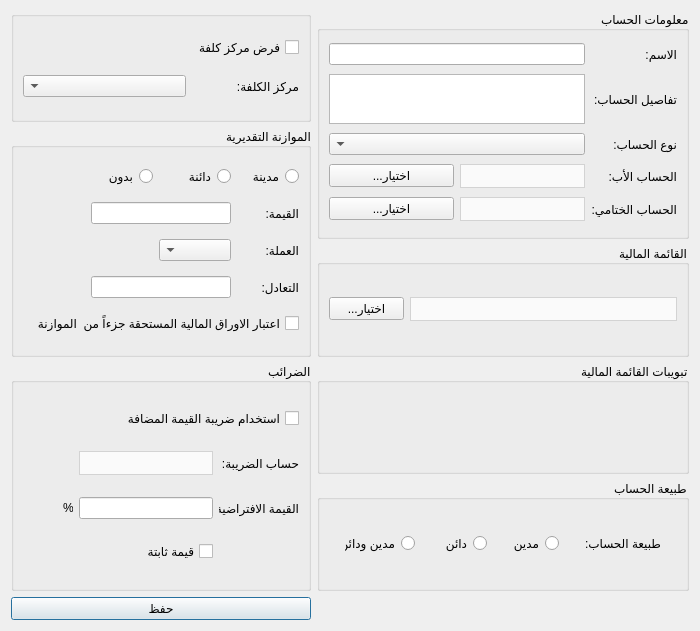
Old version of the form Ui_AddAccount.ui in the repository rabee361/E-commerce2.
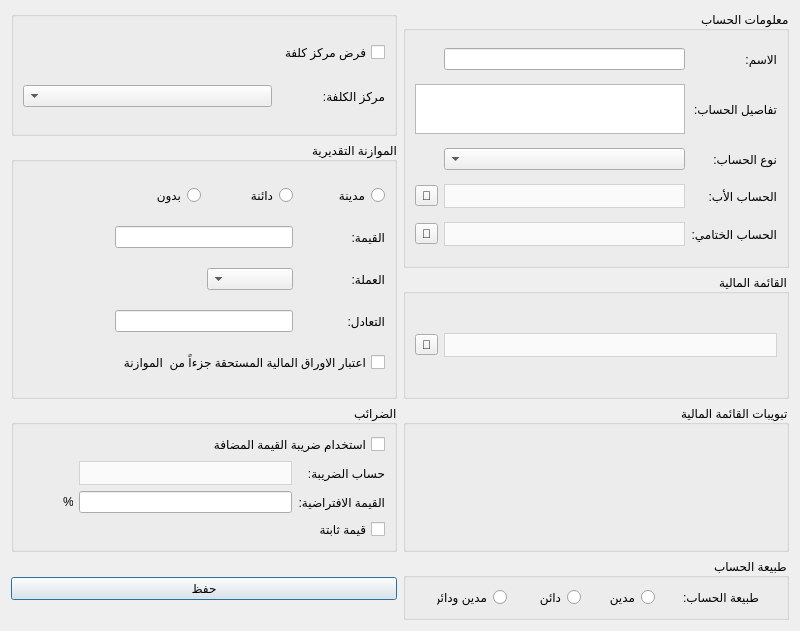
New version of the form.

What changed in the file:
```diff
--- a/Ui_AddAccount.ui
+++ b/Ui_AddAccount.ui
@@ -9,7 +9,7 @@
    <rect>
     <x>0</x>
     <y>0</y>
-    <width>700</width>
+    <width>800</width>
     <height>631</height>
    </rect>
   </property>
@@ -21,7 +21,7 @@
   </property>
   <property name="maximumSize">
    <size>
-    <width>700</width>
+    <width>800</width>
     <height>700</height>
    </size>
   </property>
@@ -29,10 +29,279 @@
    <string>إضافة حساب جديد</string>
   </property>
   <property name="layoutDirection">
-   <enum>Qt::LeftToRight</enum>
+   <enum>Qt::RightToLeft</enum>
   </property>
   <layout class="QGridLayout" name="gridLayout_5">
-   <item row="0" column="0">
+   <item row="7" column="2">
+    <widget class="QPushButton" name="save_btn">
+     <property name="text">
+      <string>حفظ</string>
+     </property>
+    </widget>
+   </item>
+   <item row="0" column="1" rowspan="2">
+    <widget class="QGroupBox" name="groupBox">
+     <property name="maximumSize">
+      <size>
+       <width>16777215</width>
+       <height>500</height>
+      </size>
+     </property>
+     <property name="layoutDirection">
+      <enum>Qt::RightToLeft</enum>
+     </property>
+     <property name="title">
+      <string>معلومات الحساب</string>
+     </property>
+     <layout class="QGridLayout" name="gridLayout_2">
+      <item row="0" column="0">
+       <widget class="QLabel" name="label_9">
+        <property name="text">
+         <string>الاسم:</string>
+        </property>
+       </widget>
+      </item>
+      <item row="0" column="1">
+       <widget class="QLineEdit" name="name_input"/>
+      </item>
+      <item row="1" column="0">
+       <widget class="QLabel" name="label_3">
+        <property name="text">
+         <string>تفاصيل الحساب:</string>
+        </property>
+       </widget>
+      </item>
+      <item row="1" column="1" colspan="2">
+       <widget class="QTextEdit" name="details_input">
+        <property name="maximumSize">
+         <size>
+          <width>16777215</width>
+          <height>50</height>
+         </size>
+        </property>
+       </widget>
+      </item>
+      <item row="2" column="0">
+       <widget class="QLabel" name="label_4">
+        <property name="text">
+         <string>نوع الحساب:</string>
+        </property>
+       </widget>
+      </item>
+      <item row="2" column="1">
+       <widget class="QComboBox" name="account_type_combobox"/>
+      </item>
+      <item row="3" column="0">
+       <widget class="QLabel" name="label_2">
+        <property name="text">
+         <string>الحساب الأب:</string>
+        </property>
+       </widget>
+      </item>
+      <item row="3" column="1">
+       <widget class="QComboBox" name="parent_combobox">
+        <property name="enabled">
+         <bool>false</bool>
+        </property>
+        <property name="styleSheet">
+         <string notr="true">QComboBox {
+        background-color: #fafafa;
+        border: 1px solid lightgrey;		
+		height: 22px;
+		color: black;
+    }
+    QComboBox::drop-down {
+        border: none;
+    }</string>
+        </property>
+       </widget>
+      </item>
+      <item row="3" column="2">
+       <widget class="QToolButton" name="select_parent_account_btn">
+        <property name="text">
+         <string>🔎</string>
+        </property>
+       </widget>
+      </item>
+      <item row="4" column="0">
+       <widget class="QLabel" name="label_24">
+        <property name="maximumSize">
+         <size>
+          <width>100</width>
+          <height>16777215</height>
+         </size>
+        </property>
+        <property name="text">
+         <string>الحساب الختامي:</string>
+        </property>
+       </widget>
+      </item>
+      <item row="4" column="1">
+       <widget class="QComboBox" name="final_account_combobox">
+        <property name="enabled">
+         <bool>false</bool>
+        </property>
+        <property name="styleSheet">
+         <string notr="true">QComboBox {
+        background-color: #fafafa;
+        border: 1px solid lightgrey;		
+		height: 22px;
+		color: black;
+    }
+    QComboBox::drop-down {
+        border: none;
+    }</string>
+        </property>
+       </widget>
+      </item>
+      <item row="4" column="2">
+       <widget class="QToolButton" name="select_final_account_btn">
+        <property name="text">
+         <string>🔎</string>
+        </property>
+       </widget>
+      </item>
+     </layout>
+    </widget>
+   </item>
+   <item row="3" column="2">
+    <widget class="QGroupBox" name="groupBox_6">
+     <property name="maximumSize">
+      <size>
+       <width>16777215</width>
+       <height>500</height>
+      </size>
+     </property>
+     <property name="layoutDirection">
+      <enum>Qt::RightToLeft</enum>
+     </property>
+     <property name="styleSheet">
+      <string notr="true">QComboBox {
+        background-color: #fafafa;
+        border: 1px solid lightgrey;		
+		height: 22px;
+		color: black;
+    }
+    QComboBox::drop-down {
+        border: none;
+    }</string>
+     </property>
+     <property name="title">
+      <string>الضرائب</string>
+     </property>
+     <layout class="QGridLayout" name="gridLayout">
+      <item row="2" column="3">
+       <widget class="QLabel" name="label_23">
+        <property name="maximumSize">
+         <size>
+          <width>10</width>
+          <height>16777215</height>
+         </size>
+        </property>
+        <property name="text">
+         <string>%</string>
+        </property>
+       </widget>
+      </item>
+      <item row="0" column="0" colspan="2">
+       <widget class="QCheckBox" name="use_vat_checkbox">
+        <property name="text">
+         <string>استخدام ضريبة القيمة المضافة</string>
+        </property>
+       </widget>
+      </item>
+      <item row="2" column="0">
+       <widget class="QLabel" name="label_22">
+        <property name="maximumSize">
+         <size>
+          <width>100</width>
+          <height>16777215</height>
+         </size>
+        </property>
+        <property name="text">
+         <string>القيمة الافتراضية:</string>
+        </property>
+       </widget>
+      </item>
+      <item row="1" column="0">
+       <widget class="QLabel" name="label_21">
+        <property name="maximumSize">
+         <size>
+          <width>80</width>
+          <height>16777215</height>
+         </size>
+        </property>
+        <property name="text">
+         <string>حساب الضريبة:</string>
+        </property>
+       </widget>
+      </item>
+      <item row="2" column="1">
+       <widget class="QLineEdit" name="tax_default_value_input"/>
+      </item>
+      <item row="0" column="3">
+       <spacer name="horizontalSpacer">
+        <property name="orientation">
+         <enum>Qt::Horizontal</enum>
+        </property>
+        <property name="sizeType">
+         <enum>QSizePolicy::Fixed</enum>
+        </property>
+        <property name="sizeHint" stdset="0">
+         <size>
+          <width>50</width>
+          <height>20</height>
+         </size>
+        </property>
+       </spacer>
+      </item>
+      <item row="1" column="1">
+       <widget class="QComboBox" name="tax_account_combobox"/>
+      </item>
+      <item row="3" column="0">
+       <widget class="QCheckBox" name="tax_static_value_checkbox">
+        <property name="text">
+         <string>قيمة ثابتة</string>
+        </property>
+       </widget>
+      </item>
+     </layout>
+    </widget>
+   </item>
+   <item row="2" column="1">
+    <widget class="QGroupBox" name="groupBox_4">
+     <property name="layoutDirection">
+      <enum>Qt::RightToLeft</enum>
+     </property>
+     <property name="styleSheet">
+      <string notr="true">QComboBox {
+        background-color: #fafafa;
+        border: 1px solid lightgrey;		
+		height: 22px;
+		color: black;
+    }
+    QComboBox::drop-down {
+        border: none;
+    }</string>
+     </property>
+     <property name="title">
+      <string>القائمة المالية</string>
+     </property>
+     <layout class="QGridLayout" name="gridLayout_6">
+      <item row="0" column="1">
+       <widget class="QToolButton" name="select_financial_statement_btn">
+        <property name="text">
+         <string>🔎</string>
+        </property>
+       </widget>
+      </item>
+      <item row="0" column="0">
+       <widget class="QComboBox" name="financial_statements_combobox"/>
+      </item>
+     </layout>
+    </widget>
+   </item>
+   <item row="0" column="2">
     <widget class="QGroupBox" name="groupBox_5">
      <property name="maximumSize">
       <size>
@@ -73,14 +342,18 @@
      </layout>
     </widget>
    </item>
-   <item row="5" column="0">
-    <widget class="QPushButton" name="save_btn">
-     <property name="text">
-      <string>حفظ</string>
+   <item row="3" column="1">
+    <widget class="QGroupBox" name="groupBox_7">
+     <property name="layoutDirection">
+      <enum>Qt::RightToLeft</enum>
      </property>
+     <property name="title">
+      <string>تبويبات القائمة المالية</string>
+     </property>
+     <layout class="QGridLayout" name="gridLayout_9"/>
     </widget>
    </item>
-   <item row="4" column="1">
+   <item row="7" column="1">
     <widget class="QGroupBox" name="groupBox_2">
      <property name="maximumSize">
       <size>
@@ -95,7 +368,7 @@
       <string>طبيعة الحساب</string>
      </property>
      <layout class="QGridLayout" name="gridLayout_3">
-      <item row="0" column="2">
+      <item row="1" column="2">
        <widget class="QRadioButton" name="account_creditor_radiobutton">
         <property name="maximumSize">
          <size>
@@ -108,7 +381,7 @@
         </property>
        </widget>
       </item>
-      <item row="0" column="0">
+      <item row="1" column="0">
        <widget class="QLabel" name="label_7">
         <property name="maximumSize">
          <size>
@@ -121,7 +394,7 @@
         </property>
        </widget>
       </item>
-      <item row="0" column="1">
+      <item row="1" column="1">
        <widget class="QRadioButton" name="account_debtor_radiobutton">
         <property name="maximumSize">
          <size>
@@ -134,7 +407,7 @@
         </property>
        </widget>
       </item>
-      <item row="0" column="3">
+      <item row="1" column="3">
        <widget class="QRadioButton" name="account_debor_creditor_radiobutton">
         <property name="maximumSize">
          <size>
@@ -150,161 +423,7 @@
      </layout>
     </widget>
    </item>
-   <item row="2" column="1">
-    <widget class="QGroupBox" name="groupBox_4">
-     <property name="layoutDirection">
-      <enum>Qt::RightToLeft</enum>
-     </property>
-     <property name="styleSheet">
-      <string notr="true">QComboBox {
-        background-color: #fafafa;
-        border: 1px solid lightgrey;		
-		height: 22px;
-		color: black;
-    }
-    QComboBox::drop-down {
-        border: none;
-    }</string>
-     </property>
-     <property name="title">
-      <string>القائمة المالية</string>
-     </property>
-     <layout class="QGridLayout" name="gridLayout_6">
-      <item row="0" column="0">
-       <widget class="QComboBox" name="financial_statements_combobox"/>
-      </item>
-      <item row="0" column="1">
-       <widget class="QPushButton" name="select_financial_statement_btn">
-        <property name="maximumSize">
-         <size>
-          <width>75</width>
-          <height>16777215</height>
-         </size>
-        </property>
-        <property name="text">
-         <string>...اختيار</string>
-        </property>
-       </widget>
-      </item>
-     </layout>
-    </widget>
-   </item>
-   <item row="3" column="1">
-    <widget class="QGroupBox" name="groupBox_7">
-     <property name="layoutDirection">
-      <enum>Qt::RightToLeft</enum>
-     </property>
-     <property name="title">
-      <string>تبويبات القائمة المالية</string>
-     </property>
-     <layout class="QGridLayout" name="gridLayout_9"/>
-    </widget>
-   </item>
-   <item row="3" column="0" rowspan="2">
-    <widget class="QGroupBox" name="groupBox_6">
-     <property name="maximumSize">
-      <size>
-       <width>16777215</width>
-       <height>500</height>
-      </size>
-     </property>
-     <property name="layoutDirection">
-      <enum>Qt::RightToLeft</enum>
-     </property>
-     <property name="styleSheet">
-      <string notr="true">QComboBox {
-        background-color: #fafafa;
-        border: 1px solid lightgrey;		
-		height: 22px;
-		color: black;
-    }
-    QComboBox::drop-down {
-        border: none;
-    }</string>
-     </property>
-     <property name="title">
-      <string>الضرائب</string>
-     </property>
-     <layout class="QGridLayout" name="gridLayout">
-      <item row="1" column="1">
-       <widget class="QComboBox" name="tax_account_combobox"/>
-      </item>
-      <item row="1" column="0">
-       <widget class="QLabel" name="label_21">
-        <property name="maximumSize">
-         <size>
-          <width>80</width>
-          <height>16777215</height>
-         </size>
-        </property>
-        <property name="text">
-         <string>حساب الضريبة:</string>
-        </property>
-       </widget>
-      </item>
-      <item row="3" column="1">
-       <widget class="QCheckBox" name="tax_static_value_checkbox">
-        <property name="text">
-         <string>قيمة ثابتة</string>
-        </property>
-       </widget>
-      </item>
-      <item row="0" column="0" colspan="2">
-       <widget class="QCheckBox" name="use_vat_checkbox">
-        <property name="text">
-         <string>استخدام ضريبة القيمة المضافة</string>
-        </property>
-       </widget>
-      </item>
-      <item row="2" column="0">
-       <widget class="QLabel" name="label_22">
-        <property name="maximumSize">
-         <size>
-          <width>80</width>
-          <height>16777215</height>
-         </size>
-        </property>
-        <property name="text">
-         <string>القيمة الافتراضية:</string>
-        </property>
-       </widget>
-      </item>
-      <item row="0" column="3">
-       <spacer name="horizontalSpacer">
-        <property name="orientation">
-         <enum>Qt::Horizontal</enum>
-        </property>
-        <property name="sizeType">
-         <enum>QSizePolicy::Fixed</enum>
-        </property>
-        <property name="sizeHint" stdset="0">
-         <size>
-          <width>50</width>
-          <height>20</height>
-         </size>
-        </property>
-       </spacer>
-      </item>
-      <item row="2" column="3">
-       <widget class="QLabel" name="label_23">
-        <property name="maximumSize">
-         <size>
-          <width>10</width>
-          <height>16777215</height>
-         </size>
-        </property>
-        <property name="text">
-         <string>%</string>
-        </property>
-       </widget>
-      </item>
-      <item row="2" column="1">
-       <widget class="QLineEdit" name="tax_default_value_input"/>
-      </item>
-     </layout>
-    </widget>
-   </item>
-   <item row="1" column="0" rowspan="2">
+   <item row="1" column="2" rowspan="2">
     <widget class="QGroupBox" name="groupBox_3">
      <property name="maximumSize">
       <size>
@@ -380,131 +499,6 @@
      </layout>
     </widget>
    </item>
-   <item row="0" column="1" rowspan="2">
-    <widget class="QGroupBox" name="groupBox">
-     <property name="maximumSize">
-      <size>
-       <width>16777215</width>
-       <height>500</height>
-      </size>
-     </property>
-     <property name="layoutDirection">
-      <enum>Qt::RightToLeft</enum>
-     </property>
-     <property name="title">
-      <string>معلومات الحساب</string>
-     </property>
-     <layout class="QGridLayout" name="gridLayout_2">
-      <item row="0" column="0">
-       <widget class="QLabel" name="label_9">
-        <property name="text">
-         <string>الاسم:</string>
-        </property>
-       </widget>
-      </item>
-      <item row="0" column="1" colspan="2">
-       <widget class="QLineEdit" name="name_input"/>
-      </item>
-      <item row="1" column="0">
-       <widget class="QLabel" name="label_3">
-        <property name="text">
-         <string>تفاصيل الحساب:</string>
-        </property>
-       </widget>
-      </item>
-      <item row="1" column="1" colspan="2">
-       <widget class="QTextEdit" name="details_input">
-        <property name="maximumSize">
-         <size>
-          <width>16777215</width>
-          <height>50</height>
-         </size>
-        </property>
-       </widget>
-      </item>
-      <item row="2" column="0">
-       <widget class="QLabel" name="label_4">
-        <property name="text">
-         <string>نوع الحساب:</string>
-        </property>
-       </widget>
-      </item>
-      <item row="2" column="1" colspan="2">
-       <widget class="QComboBox" name="account_type_combobox"/>
-      </item>
-      <item row="3" column="0">
-       <widget class="QLabel" name="label_2">
-        <property name="text">
-         <string>الحساب الأب:</string>
-        </property>
-       </widget>
-      </item>
-      <item row="3" column="1">
-       <widget class="QComboBox" name="parent_combobox">
-        <property name="enabled">
-         <bool>false</bool>
-        </property>
-        <property name="styleSheet">
-         <string notr="true">QComboBox {
-        background-color: #fafafa;
-        border: 1px solid lightgrey;		
-		height: 22px;
-		color: black;
-    }
-    QComboBox::drop-down {
-        border: none;
-    }</string>
-        </property>
-       </widget>
-      </item>
-      <item row="3" column="2">
-       <widget class="QPushButton" name="select_parent_account_btn">
-        <property name="text">
-         <string>...اختيار</string>
-        </property>
-       </widget>
-      </item>
-      <item row="4" column="0">
-       <widget class="QLabel" name="label_24">
-        <property name="maximumSize">
-         <size>
-          <width>100</width>
-          <height>16777215</height>
-         </size>
-        </property>
-        <property name="text">
-         <string>الحساب الختامي:</string>
-        </property>
-       </widget>
-      </item>
-      <item row="4" column="1">
-       <widget class="QComboBox" name="final_account_combobox">
-        <property name="enabled">
-         <bool>false</bool>
-        </property>
-        <property name="styleSheet">
-         <string notr="true">QComboBox {
-        background-color: #fafafa;
-        border: 1px solid lightgrey;		
-		height: 22px;
-		color: black;
-    }
-    QComboBox::drop-down {
-        border: none;
-    }</string>
-        </property>
-       </widget>
-      </item>
-      <item row="4" column="2">
-       <widget class="QPushButton" name="select_final_account_btn">
-        <property name="text">
-         <string>...اختيار</string>
-        </property>
-       </widget>
-      </item>
-     </layout>
-    </widget>
-   </item>
   </layout>
  </widget>
  <resources/>
```
